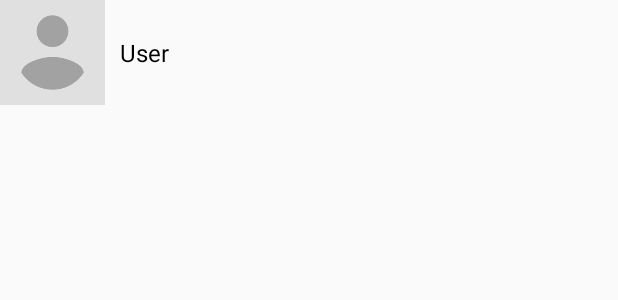
After one commit to dtancs/Dapp-Android, an Android app: the layout listitem_users_list.xml on its own in the app's theme, with its tools: preview values and no code run, on a phone screen of 412 x 824 dp. The commit adds this screen. Shown: the top 300 px of the screen. Run offline under Robolectric (Android 15) with nearby library versions, the phone set to English and light mode, and no system bars; network calls fail.

Commit message:
Add UsersListActivity

```diff
--- a/app/build.gradle
+++ b/app/build.gradle
@@ -26,7 +26,7 @@ dependencies {
     })
     compile 'com.android.support:appcompat-v7:25.3.1'
     compile 'com.android.support.constraint:constraint-layout:1.0.2'
-    testCompile 'junit:junit:4.12'
     compile 'com.android.support:recyclerview-v7:25.3.1'
     compile 'com.android.volley:volley:1.0.0'
+    testCompile 'junit:junit:4.12'
 }
--- a/app/src/main/AndroidManifest.xml
+++ b/app/src/main/AndroidManifest.xml
@@ -1,6 +1,8 @@
 <?xml version="1.0" encoding="utf-8"?>
 <manifest xmlns:android="http://schemas.android.com/apk/res/android"
     package="com.tancs.dapp">
+
+    <uses-permission android:name="android.permission.INTERNET" />
 
     <application
         android:name=".MainApplication"
@@ -17,8 +19,7 @@
                 <category android:name="android.intent.category.LAUNCHER" />
             </intent-filter>
         </activity>
+        <activity android:name=".UsersListActivity"></activity>
     </application>
 
-    <uses-permission android:name="android.permission.INTERNET"></uses-permission>
-
 </manifest>
--- a/app/src/main/java/com/tancs/dapp/MainActivity.java
+++ b/app/src/main/java/com/tancs/dapp/MainActivity.java
@@ -1,5 +1,6 @@
 package com.tancs.dapp;
 
+import android.content.Intent;
 import android.support.v7.app.AppCompatActivity;
 import android.os.Bundle;
 
@@ -9,5 +10,10 @@ public class MainActivity extends AppCompatActivity {
     protected void onCreate(Bundle savedInstanceState) {
         super.onCreate(savedInstanceState);
         setContentView(R.layout.activity_main);
+
+        Intent intent = new Intent(this, UsersListActivity.class);
+        startActivity(intent);
     }
+
+
 }
--- /dev/null
+++ b/app/src/main/res/layout/listitem_users_list.xml
@@ -0,0 +1,32 @@
+<?xml version="1.0" encoding="utf-8"?>
+<RelativeLayout xmlns:android="http://schemas.android.com/apk/res/android"
+    xmlns:app="http://schemas.android.com/apk/res-auto"
+    xmlns:tools="http://schemas.android.com/tools"
+    android:layout_width="match_parent"
+    android:layout_height="@dimen/listitem_users_list_height">
+
+    <ImageView
+        android:id="@+id/imageview_user_avatar"
+        android:layout_width="@dimen/listitem_users_list_avatar"
+        android:layout_height="@dimen/listitem_users_list_avatar"
+        android:layout_alignParentLeft="true"
+        android:layout_alignParentStart="true"
+        android:layout_alignParentTop="true"
+        android:cropToPadding="true"
+        android:padding="@dimen/listitem_users_list_avatar_padding"
+        android:scaleType="fitCenter"
+        app:srcCompat="@drawable/placeholder_avatar" />
+
+    <TextView
+        android:id="@+id/textview_user_name"
+        android:layout_width="wrap_content"
+        android:layout_height="wrap_content"
+        android:layout_centerVertical="true"
+        android:layout_marginLeft="10dp"
+        android:layout_marginStart="10dp"
+        android:layout_toEndOf="@+id/imageview_user_avatar"
+        android:layout_toRightOf="@+id/imageview_user_avatar"
+        android:text="User"
+        android:textColor="@android:color/black"
+        android:textSize="16sp" />
+</RelativeLayout>
--- /dev/null
+++ b/app/src/main/res/values/dimens.xml
@@ -0,0 +1,6 @@
+<?xml version="1.0" encoding="utf-8"?>
+<resources>
+    <dimen name="listitem_users_list_height">70dp</dimen>
+    <dimen name="listitem_users_list_avatar">70dp</dimen>
+    <dimen name="listitem_users_list_avatar_padding">0dp</dimen>
+</resources>
```
Also changed, not shown: app/src/main/java/com/tancs/dapp/UsersListActivity.java (added, +129 -0 lines), app/src/main/java/com/tancs/dapp/adapters/UsersListAdapter.java (added, +63 -0 lines), app/src/main/java/com/tancs/dapp/models/User.java (added, +93 -0 lines), app/src/main/res/layout/activity_users_list.xml (added, +11 -0 lines), app/src/main/placeholder_avatar-web.png (added), app/src/main/res/drawable-hdpi/placeholder_avatar.png (added), app/src/main/res/drawable-mdpi/placeholder_avatar.png (added), app/src/main/res/drawable-xhdpi/placeholder_avatar.png (added), app/src/main/res/drawable-xxhdpi/placeholder_avatar.png (added), app/src/main/res/drawable-xxxhdpi/placeholder_avatar.png (added).
